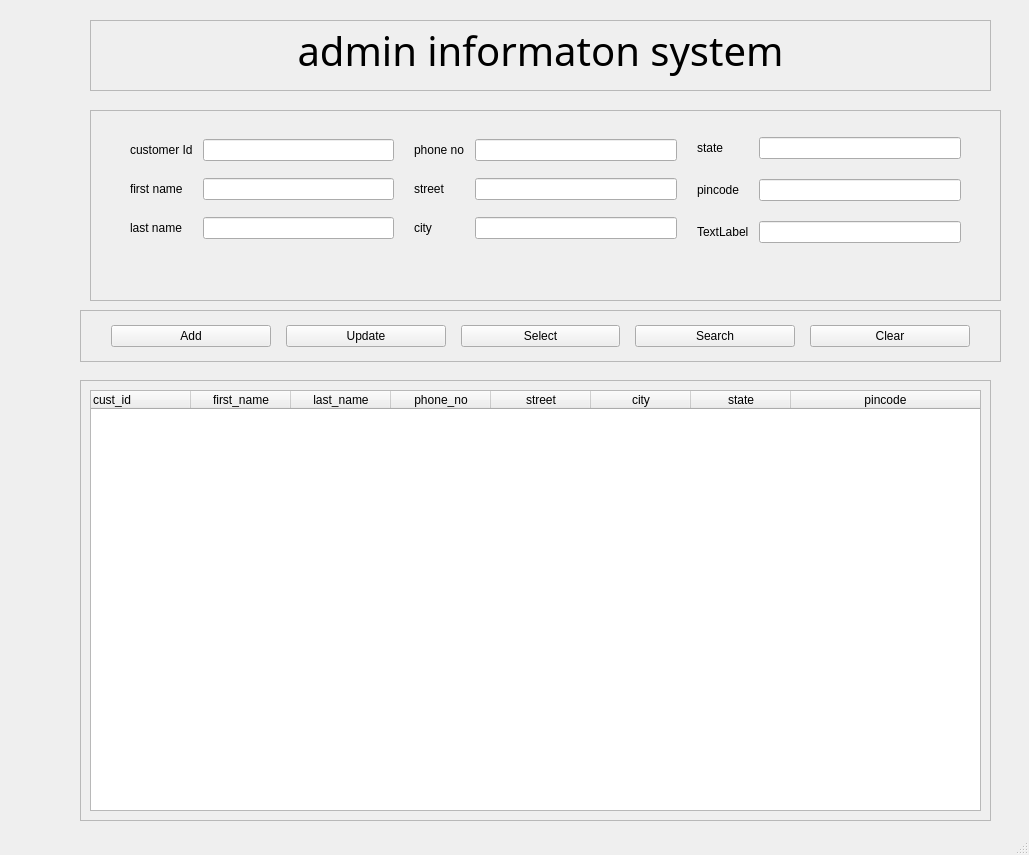
Qt form admin_login.ui (endeavorXx/DBMS_Project) before a commit.
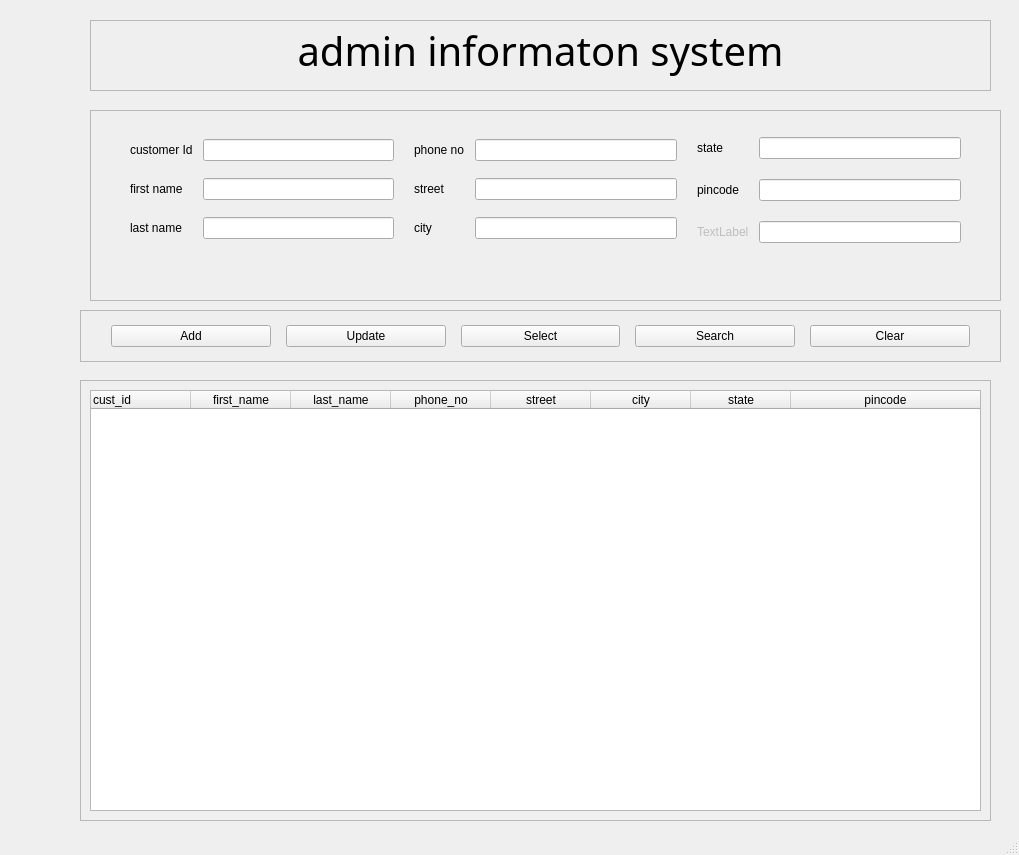
The same form after that commit.

What changed in the file:
```diff
--- a/admin_login.ui
+++ b/admin_login.ui
@@ -6,7 +6,7 @@
    <rect>
     <x>0</x>
     <y>0</y>
-    <width>1029</width>
+    <width>1019</width>
     <height>855</height>
    </rect>
   </property>
@@ -216,7 +216,7 @@
         <item row="2" column="0">
          <widget class="QLabel" name="label">
           <property name="enabled">
-           <bool>true</bool>
+           <bool>false</bool>
           </property>
           <property name="text">
            <string>TextLabel</string>
```
Left out of the diff: 2 changed lines with no effect on the pictures.
